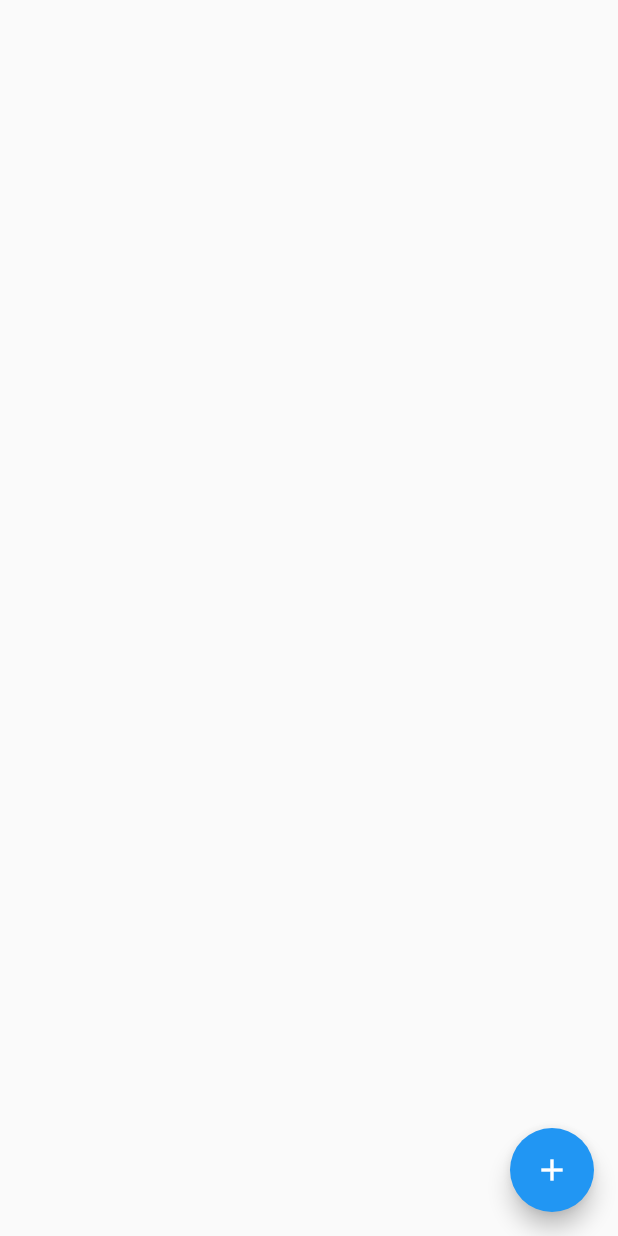
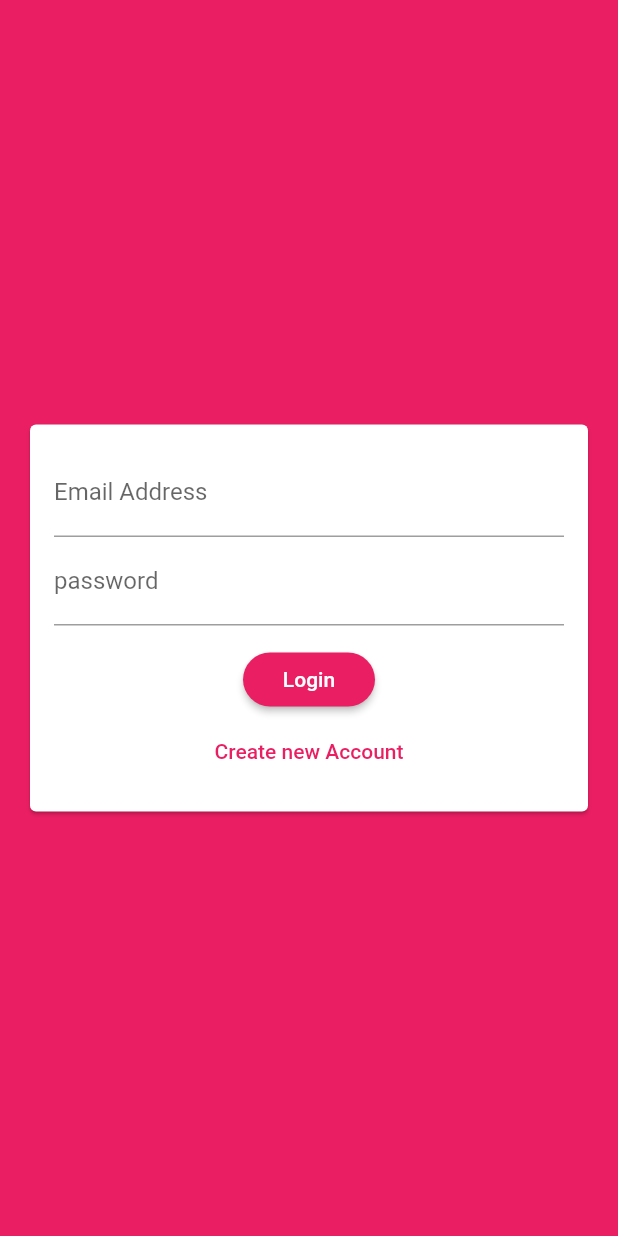
Before and after one commit to Pritsudo/ChatApp, a Flutter app: the screen it shows after launch, on a phone screen of 412 x 824 dp. Run offline on Flutter 3.47's test engine with Material 2 defaults, Android fonts, the phone set to English and light mode, and no system bars; our stand-ins replace cloud_firestore, firebase_auth, firebase_core; accounts and stored records are empty.

```diff
--- a/lib/main.dart
+++ b/lib/main.dart
@@ -1,25 +1,46 @@
+import 'package:chat_app/screens/auth_screen.dart';
 import 'package:chat_app/screens/chat_screen.dart';
+
 import 'package:flutter/material.dart';
 import 'package:firebase_core/firebase_core.dart';
+import 'package:firebase_auth/firebase_auth.dart';
 
-void main() async{
+void main() async {
   WidgetsFlutterBinding.ensureInitialized();
- await Firebase.initializeApp();
+  await Firebase.initializeApp();
   runApp(const MyApp());
 }
 
 class MyApp extends StatelessWidget {
   const MyApp({Key? key}) : super(key: key);
 
-  // This widget is the root of your application.
   @override
   Widget build(BuildContext context) {
     return MaterialApp(
       title: 'Flutter Chat',
       theme: ThemeData(
-        primarySwatch: Colors.blue,
+        primarySwatch: Colors.pink,
+        backgroundColor: Colors.pink,
+        accentColor: Colors.deepPurple,
+        accentColorBrightness: Brightness.dark,
+        buttonTheme: ButtonTheme.of(context).copyWith(
+            buttonColor: Colors.pink,
+            textTheme: ButtonTextTheme.primary,
+            shape: RoundedRectangleBorder(
+                borderRadius: BorderRadius.circular(20))),
       ),
-      home: ChatsScreen(),
+      home: StreamBuilder(
+        stream: FirebaseAuth.instance.authStateChanges(),
+        builder: (ctx, userSnapshot) {
+          if (userSnapshot.hasData) {
+            return ChatsScreen();
+          }
+          if (userSnapshot.connectionState == ConnectionState.waiting) {
+            return const Center(child: CircularProgressIndicator());
+          }
+          return AuthScreen();
+        },
+      ),
     );
   }
 }
--- a/lib/screens/auth_screen.dart
+++ b/lib/screens/auth_screen.dart
@@ -0,0 +1,70 @@
+import 'package:chat_app/widgets/auth_form.dart';
+import 'package:flutter/material.dart';
+
+import 'package:cloud_firestore/cloud_firestore.dart';
+import 'package:firebase_auth/firebase_auth.dart';
+import 'package:flutter/services.dart';
+
+class AuthScreen extends StatefulWidget {
+  AuthScreen({Key? key}) : super(key: key);
+
+  @override
+  State<AuthScreen> createState() => _AuthScreenState();
+}
+
+class _AuthScreenState extends State<AuthScreen> {
+  bool _isLoading = false;
+  final _auth = FirebaseAuth.instance;
+
+  void _submitAuthForm(String email, String password, String username,
+      bool isLogin, BuildContext ctx) async {
+    UserCredential cred;
+
+    try {
+      setState(() {
+        _isLoading = true;
+      });
+
+      if (isLogin) {
+        cred = await _auth.signInWithEmailAndPassword(
+            email: email, password: password);
+      } else {
+        cred = await _auth.createUserWithEmailAndPassword(
+            email: email, password: password);
+        await FirebaseFirestore.instance
+            .collection('users')
+            .doc(cred.user!.uid)
+            .set({
+          'username': username,
+          'email': email,
+          'uid': cred.user!.uid,
+        });
+      }
+
+    } on PlatformException catch (err) {
+      var message = ' An error occured , please check your credentails!';
+      if (err.message != null) {
+        message = err.message.toString();
+      }
+      ScaffoldMessenger.of(ctx).showSnackBar(SnackBar(
+        content: Text(message),
+        backgroundColor: Theme.of(ctx).errorColor,
+      ));
+      _isLoading = false;
+    } catch (err) {
+      print(err);
+      // ScaffoldMessenger.of(ctx).showSnackBar(SnackBar(
+      //   content: Text(err.toString()),
+      //   backgroundColor: Theme.of(ctx).errorColor,
+      // ));
+    }
+  }
+
+  @override
+  Widget build(BuildContext context) {
+    return Scaffold(
+      body: AuthForm(submitFn: _submitAuthForm, isLoading: _isLoading),
+      backgroundColor: Theme.of(context).primaryColor,
+    );
+  }
+}
--- /dev/null
+++ b/lib/widgets/auth_form.dart
@@ -0,0 +1,123 @@
+import 'package:flutter/material.dart';
+
+class AuthForm extends StatefulWidget {
+  final void Function(String email, String password, String userName,
+      bool isLogin, BuildContext ctx) submitFn;
+  bool isLoading;
+  AuthForm({
+    Key? key,
+    required this.submitFn,
+    required this.isLoading,
+  }) : super(key: key);
+
+  @override
+  State<AuthForm> createState() => _AuthFormState();
+}
+
+class _AuthFormState extends State<AuthForm> {
+  final _formkey = GlobalKey<FormState>();
+  var _isLogin = true;
+  String _userEmail = '';
+  String _userName = '';
+  String _userPassword = '';
+
+  void _trySubmit() {
+    FocusScope.of(context).unfocus();
+
+    final isValid = _formkey.currentState!.validate();
+    if (isValid) {
+      _formkey.currentState!.save();
+      widget.submitFn(_userEmail.trim(), _userPassword.trim(), _userName.trim(),
+          _isLogin, context);
+    }
+  }
+
+  @override
+  Widget build(BuildContext context) {
+    return Center(
+      child: Card(
+        margin: EdgeInsets.all(20),
+        child: SingleChildScrollView(
+            child: Padding(
+          padding: EdgeInsets.all(16),
+          child: Form(
+            key: _formkey,
+            child: Column(
+              mainAxisSize: MainAxisSize.min,
+              children: [
+                TextFormField(
+                  key: const ValueKey('email'),
+                  validator: (value) {
+                    if (value!.isEmpty || !value.contains('@')) {
+                      return 'Please enter a valid email address';
+                    }
+                    return null;
+                  },
+                  onSaved: (value) {
+                    _userEmail = value!;
+                  },
+                  keyboardType: TextInputType.emailAddress,
+                  decoration: const InputDecoration(
+                    labelText: 'Email Address',
+                  ),
+                ),
+                if (!_isLogin)
+                  TextFormField(
+                    key: const ValueKey('username'),
+                    validator: (value) {
+                      if (value!.isEmpty || value.length < 4) {
+                        return 'Please enter atleast 4 charcater';
+                      }
+                      return null;
+                    },
+                    onSaved: (value) {
+                      _userName = value!;
+                    },
+                    decoration: const InputDecoration(
+                      labelText: 'Username',
+                    ),
+                  ),
+                TextFormField(
+                  key: const ValueKey('password'),
+                  validator: (value) {
+                    if (value!.isEmpty || value.length < 7) {
+                      return 'Password must be at least 7 characters long';
+                    }
+                    return null;
+                  },
+                  onSaved: (value) {
+                    _userPassword = value!;
+                  },
+                  obscureText: true,
+                  decoration: const InputDecoration(
+                    labelText: 'password',
+                  ),
+                ),
+                const SizedBox(
+                  height: 12,
+                ),
+                if (widget.isLoading) const CircularProgressIndicator(),
+                if (!widget.isLoading)
+                  RaisedButton(
+                    onPressed: _trySubmit,
+                    child: Text(_isLogin ? 'Login' : 'Signup'),
+                  ),
+                if (!widget.isLoading)
+                  FlatButton(
+                      textColor: Theme.of(context).primaryColor,
+                      onPressed: () {
+                        setState(() {
+                          _isLogin = !_isLogin;
+                        });
+                      },
+                      child: Text(_isLogin
+                          ? 'Create new Account'
+                          : 'I already have an account')),
+              ],
+            ),
+          ),
+        )),
+      ),
+    );
+  }
+}
```
Also changed, not shown: lib/screens/chat_screen.dart (+39 -4 lines), pubspec.yaml (+2 -7 lines), pubspec.lock.
